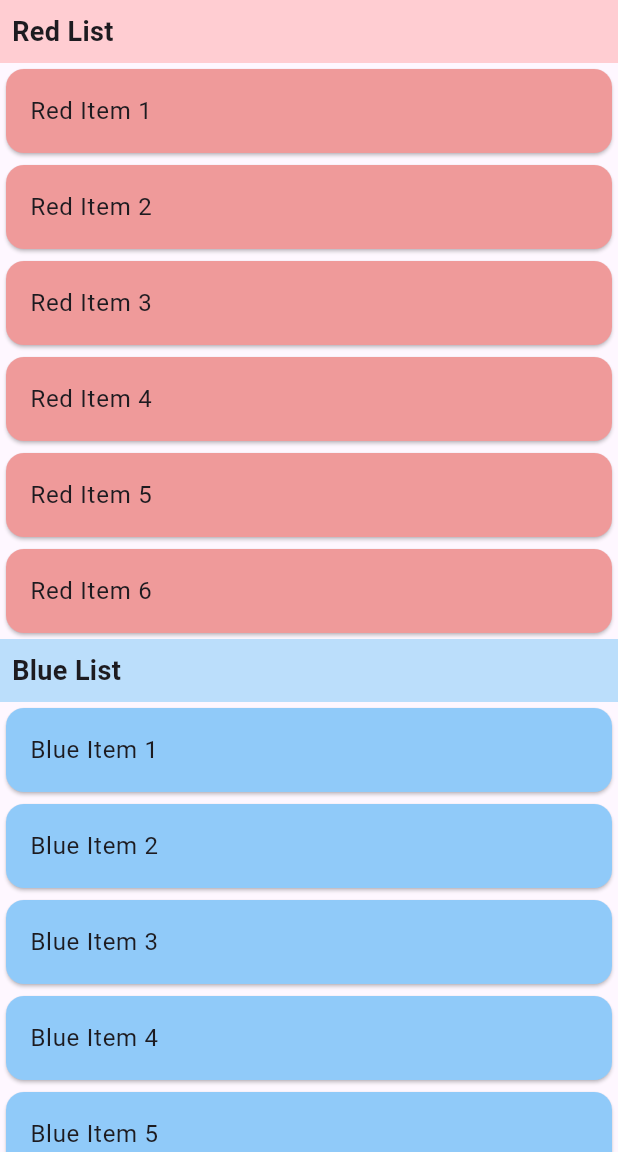
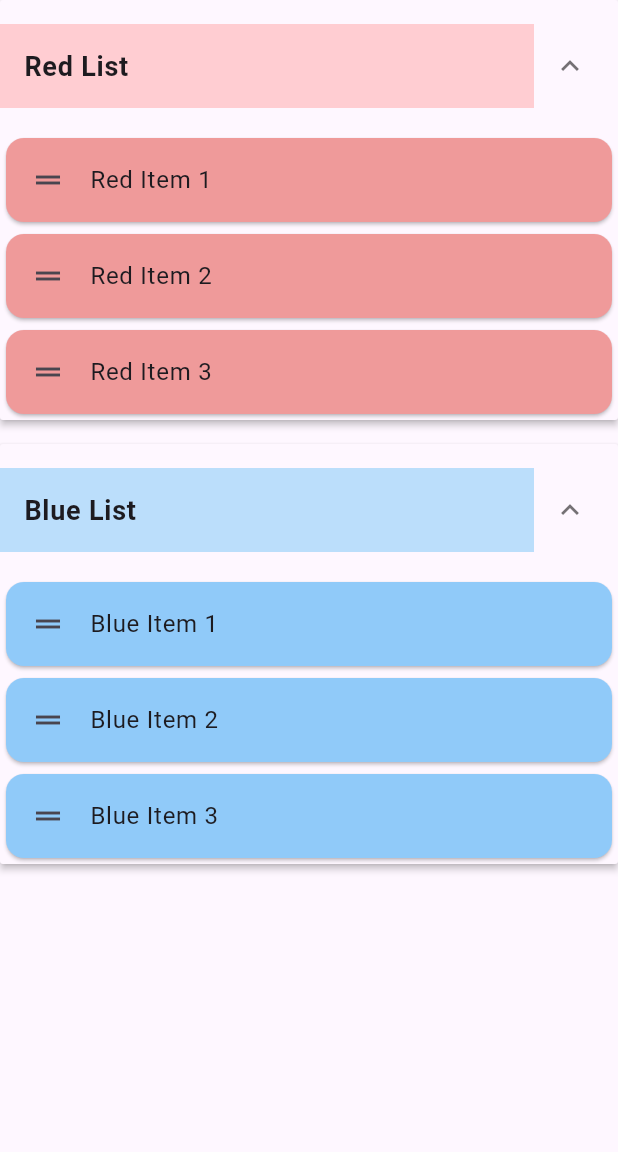
Before and after one commit to 404notphil/music-visualizer, a Flutter app: the screen it shows after launch, on a phone screen of 412 x 824 dp, the part 84-1236 px from its top. Run offline on Flutter 3.47's test engine with Material 3 defaults, Android fonts, the phone set to English and light mode, and no system bars; our stand-ins replace device_preview; generated files the repository leaves out were written again.

Commit message:
expanding and dragging

```diff
--- a/lib/main.dart
+++ b/lib/main.dart
@@ -18,7 +18,7 @@ void main() async {
   // SettingsController for changes, then passes it further down to the
   // SettingsView.
   runApp(
-  const MyApp2()
+  MyApp2()
   // MyApp(settingsController: settingsController)
   );
 }
@@ -38,7 +38,6 @@ class MyApp2 extends StatelessWidget {
   }
 }
 
-
 class NestedReorderableLists extends StatefulWidget {
   const NestedReorderableLists({Key? key}) : super(key: key);
 
@@ -47,35 +46,40 @@ class NestedReorderableLists extends StatefulWidget {
 }
 
 class _NestedReorderableListsState extends State<NestedReorderableLists> {
-  final List<String> redItems = ['Red Item 1', 'Red Item 2', 'Red Item 3', 'Red Item 4', 'Red Item 5', 'Red Item 6'];
-  final List<String> blueItems = ['Blue Item 1', 'Blue Item 2', 'Blue Item 3', 'Blue Item 4', 'Blue Item 5', 'Blue Item 6'];
+  final List<String> redItems = ['Red Item 1', 'Red Item 2', 'Red Item 3'];
+  final List<String> blueItems = ['Blue Item 1', 'Blue Item 2', 'Blue Item 3'];
+  bool isRedExpanded = true;
+  bool isBlueExpanded = true;
 
   @override
   Widget build(BuildContext context) {
     return Scaffold(
-      appBar: AppBar(title: Text('Nested Reorderable Lists')),
-      body: CustomScrollView(
-        slivers: [
-          SliverToBoxAdapter(
-            child: Container(
-              color: Colors.red.shade100,
-              padding: EdgeInsets.all(8),
-              child: Text('Red List', style: TextStyle(fontSize: 18, fontWeight: FontWeight.bold)),
-            ),
-          ),
-          SliverReorderableList(
+      appBar: AppBar(title: const Text('Nested Reorderable Lists')),
+      body: SingleChildScrollView(
+        child: ExpansionPanelList(
+          expansionCallback: (int index, bool isExpanded) {
+            setState(() {
+              if (index == 0) {
+                isRedExpanded = isExpanded;
+              } else {
+                isBlueExpanded = isExpanded;
+              }
+            });
+          },
+          children: [
+            ExpansionPanel(
+              headerBuilder: (BuildContext context, bool isExpanded) {
+                return ListTile(
+                  tileColor: Colors.red.shade100,
+                  title: const Text('Red List', style: TextStyle(fontSize: 18, fontWeight: FontWeight.bold)),
+                );
+              },
+              body: ReorderableListView.builder(
+                shrinkWrap: true,
+                physics: const NeverScrollableScrollPhysics(),
                 itemCount: redItems.length,
                 itemBuilder: (context, index) {
-              return ReorderableDragStartListener(
-                key: ValueKey('red${redItems[index]}'),
-                index: index,
-                child: Card(
-                  color: Colors.red.shade200,
-                  child: ListTile(
-                    title: Text(redItems[index]),
-                  ),
-                ),
-              );
+                  return buildListItem(redItems[index], Colors.red.shade200, 'red$index');
                 },
                 onReorder: (oldIndex, newIndex) {
                   setState(() {
@@ -85,26 +89,21 @@ class _NestedReorderableListsState extends State<NestedReorderableLists> {
                   });
                 },
               ),
-          SliverToBoxAdapter(
-            child: Container(
-              color: Colors.blue.shade100,
-              padding: EdgeInsets.all(8),
-              child: Text('Blue List', style: TextStyle(fontSize: 18, fontWeight: FontWeight.bold)),
+              isExpanded: isRedExpanded,
             ),
-          ),
-          SliverReorderableList(
+            ExpansionPanel(
+              headerBuilder: (BuildContext context, bool isExpanded) {
+                return ListTile(
+                  tileColor: Colors.blue.shade100,
+                  title: const Text('Blue List', style: TextStyle(fontSize: 18, fontWeight: FontWeight.bold)),
+                );
+              },
+              body: ReorderableListView.builder(
+                shrinkWrap: true,
+                physics: const NeverScrollableScrollPhysics(),
                 itemCount: blueItems.length,
                 itemBuilder: (context, index) {
-              return ReorderableDragStartListener(
-                key: ValueKey('blue${blueItems[index]}'),
-                index: index,
-                child: Card(
-                  color: Colors.blue.shade200,
-                  child: ListTile(
-                    title: Text(blueItems[index]),
-                  ),
-                ),
-              );
+                  return buildListItem(blueItems[index], Colors.blue.shade200, 'blue$index');
                 },
                 onReorder: (oldIndex, newIndex) {
                   setState(() {
@@ -114,7 +113,24 @@ class _NestedReorderableListsState extends State<NestedReorderableLists> {
                   });
                 },
               ),
+              isExpanded: isBlueExpanded,
+            ),
           ],
+        ),
+      ),
+    );
+  }
+
+  Widget buildListItem(String text, Color color, String key) {
+    return Card(
+      key: ValueKey(key),
+      color: color,
+      child: ListTile(
+        title: Text(text),
+        leading: ReorderableDragStartListener(
+          index: int.parse(key.substring(key.length - 1)),
+          child: const Icon(Icons.drag_handle),
+        ),
       ),
     );
   }
```
Also changed, not shown: 3 other files. Lines whose indentation alone changed are shown as unchanged.
